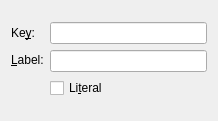
Qt form src/frontends/qt4/ui/BibitemUi.ui (cburschka/lyx) before a commit.
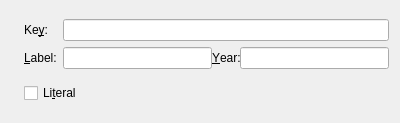
The same form after that commit.

Commit message:
Make usage of natbib without BibTeX more obvious
Fixes: #5549

```diff
--- a/src/frontends/qt4/ui/BibitemUi.ui
+++ b/src/frontends/qt4/ui/BibitemUi.ui
@@ -6,17 +6,24 @@
    <rect>
     <x>0</x>
     <y>0</y>
-    <width>218</width>
-    <height>121</height>
+    <width>400</width>
+    <height>123</height>
    </rect>
   </property>
   <property name="windowTitle">
    <string/>
   </property>
+  <layout class="QGridLayout" name="gridLayout_2">
+   <item row="0" column="0">
+    <widget class="QLabel" name="label">
+     <property name="text">
+      <string/>
+     </property>
+    </widget>
+   </item>
+   <item row="0" column="1">
   <layout class="QGridLayout" name="gridLayout">
    <item row="0" column="0">
-    <layout class="QVBoxLayout" name="verticalLayout_2">
-     <item>
       <widget class="QLabel" name="keyLA">
        <property name="toolTip">
         <string>The bibliography key</string>
@@ -29,7 +36,20 @@
        </property>
       </widget>
      </item>
-     <item>
+     <item row="0" column="1">
+      <widget class="QLineEdit" name="keyED">
+       <property name="sizePolicy">
+        <sizepolicy hsizetype="Expanding" vsizetype="Fixed">
+         <horstretch>0</horstretch>
+         <verstretch>0</verstretch>
+        </sizepolicy>
+       </property>
+       <property name="toolTip">
+        <string>The bibliography key</string>
+       </property>
+      </widget>
+     </item>
+     <item row="1" column="0">
       <widget class="QLabel" name="labelLA">
        <property name="toolTip">
         <string>The label as it appears in the document</string>
@@ -42,30 +62,11 @@
        </property>
       </widget>
      </item>
-     <item>
-      <widget class="QLabel" name="label">
-       <property name="text">
-        <string/>
+     <item row="1" column="1">
+      <layout class="QHBoxLayout" name="horizontalLayout">
+       <property name="spacing">
+        <number>0</number>
        </property>
-      </widget>
-     </item>
-    </layout>
-   </item>
-   <item row="0" column="1">
-    <layout class="QVBoxLayout" name="verticalLayout">
-     <item>
-      <widget class="QLineEdit" name="keyED">
-       <property name="sizePolicy">
-        <sizepolicy hsizetype="Expanding" vsizetype="Fixed">
-         <horstretch>0</horstretch>
-         <verstretch>0</verstretch>
-        </sizepolicy>
-       </property>
-       <property name="toolTip">
-        <string>The bibliography key</string>
-       </property>
-      </widget>
-     </item>
      <item>
       <widget class="QLineEdit" name="labelED">
        <property name="sizePolicy">
@@ -80,6 +81,30 @@
       </widget>
      </item>
      <item>
+        <widget class="QLabel" name="yearLA">
+         <property name="text">
+          <string>&amp;Year:</string>
+         </property>
+         <property name="margin">
+          <number>6</number>
+         </property>
+         <property name="buddy">
+          <cstring>yearED</cstring>
+         </property>
+        </widget>
+       </item>
+       <item>
+        <widget class="QLineEdit" name="yearED">
+         <property name="toolTip">
+          <string>The year with &quot;Author (Year)&quot; citations (without parentheses).</string>
+         </property>
+        </widget>
+       </item>
+      </layout>
+     </item>
+    </layout>
+   </item>
+   <item row="1" column="1">
       <widget class="QCheckBox" name="literalCB">
        <property name="toolTip">
         <string>Pass content of the `Label' field literally to LaTeX. Check this if you want to enter LaTeX code.</string>
@@ -88,8 +113,6 @@
         <string>Li&amp;teral</string>
        </property>
       </widget>
-     </item>
-    </layout>
    </item>
   </layout>
  </widget>
```
Lines whose indentation alone changed are shown as unchanged. The commit also changes 2 other files.
